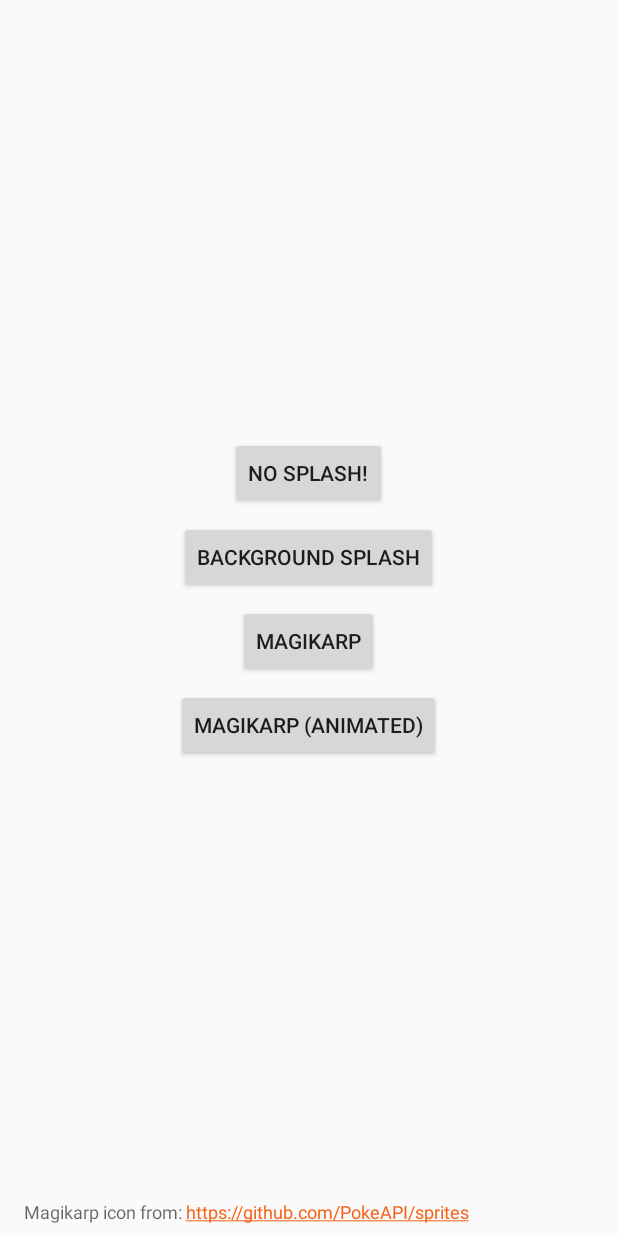
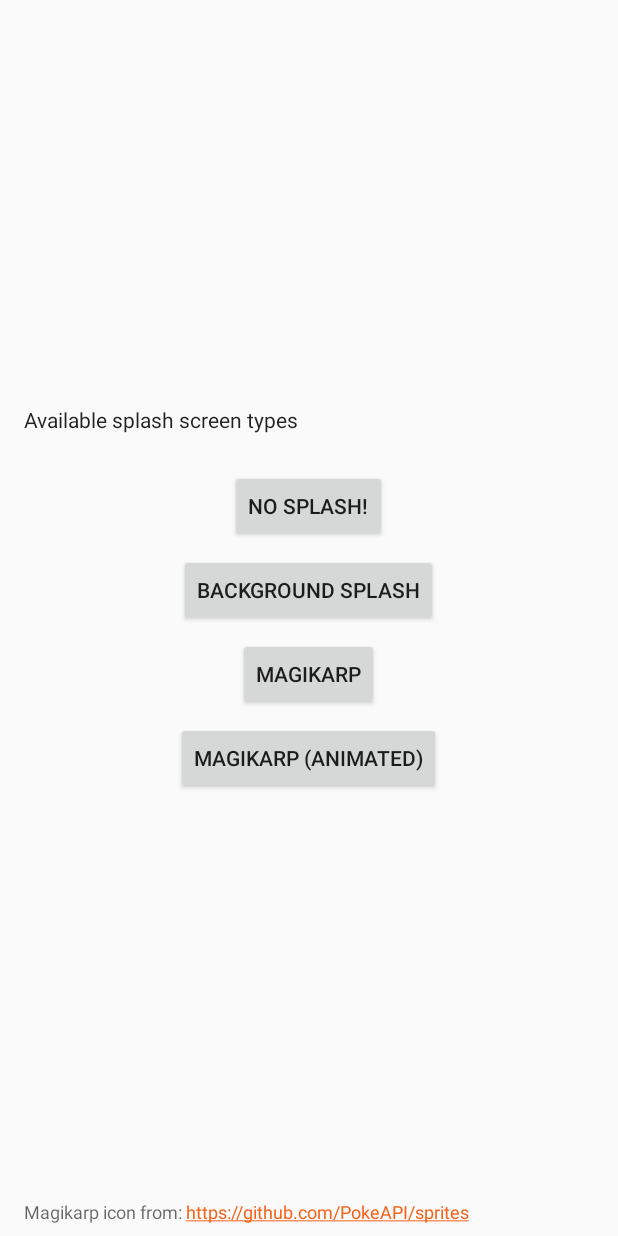
Before and after one commit to bleeding182/magikarp, an Android app: the screen it shows after launch (DemoActivity), on a phone screen of 412 x 824 dp. Run offline under Robolectric (Android 15) with nearby library versions, the phone set to English and light mode, and no system bars.

Commit message:
Add more comments and clean code up a bit

```diff
--- a/app/src/main/AndroidManifest.xml
+++ b/app/src/main/AndroidManifest.xml
@@ -21,6 +21,10 @@
 
                 <category android:name="android.intent.category.LAUNCHER"/>
             </intent-filter>
+
+            <meta-data
+                android:name="theme"
+                android:resource="@style/ThemeOverlay.AppCompat.Dark"/>
         </activity>
 
         <activity
--- a/app/src/main/java/com/davidmedenjak/sample/DemoActivity.java
+++ b/app/src/main/java/com/davidmedenjak/sample/DemoActivity.java
@@ -6,6 +6,7 @@ import android.os.Bundle;
 
 import androidx.annotation.Nullable;
 
+/** Activity to launch and showcase the different modes of splash screens available. */
 public class DemoActivity extends Activity {
 
   @Override
--- a/app/src/main/java/com/davidmedenjak/sample/NoSplashActivity.java
+++ b/app/src/main/java/com/davidmedenjak/sample/NoSplashActivity.java
@@ -1,3 +1,7 @@
 package com.davidmedenjak.sample;
 
+/**
+ * Dummy activity so that we can apply a different theme in the manifest without using the {@code
+ * windowBackground} method.
+ */
 public class NoSplashActivity extends SplashActivity {}
--- a/app/src/main/res/drawable/splash_screen.xml
+++ b/app/src/main/res/drawable/splash_screen.xml
@@ -1,6 +1,5 @@
 <?xml version="1.0" encoding="utf-8"?>
 <layer-list xmlns:android="http://schemas.android.com/apk/res/android">
-
     <item>
         <color android:color="@color/colorPrimary"/>
     </item>
@@ -10,5 +9,4 @@
             android:gravity="center"
             android:src="@mipmap/ic_launcher_foreground"/>
     </item>
-
 </layer-list>
--- a/app/src/main/res/layout/activity_demo.xml
+++ b/app/src/main/res/layout/activity_demo.xml
@@ -9,35 +9,43 @@
         android:layout_height="0dp"
         android:layout_weight="1"
         android:gravity="center"
-        android:orientation="vertical">
+        android:orientation="vertical"
+        android:paddingStart="?android:listPreferredItemPaddingStart"
+        android:paddingEnd="?android:listPreferredItemPaddingEnd">
+
+        <TextView
+            style="@style/TextAppearance.AppCompat.Body1"
+            android:layout_width="match_parent"
+            android:layout_height="wrap_content"
+            android:layout_marginBottom="24dp"
+            android:text="@string/demo_showcase_header"/>
 
         <Button
             android:id="@+id/action_no_splash"
             android:layout_width="wrap_content"
             android:layout_height="wrap_content"
-            android:text="No splash!"/>
+            android:text="@string/demo_action_no_splash"/>
 
         <Button
             android:id="@+id/action_background_splash"
             android:layout_width="wrap_content"
             android:layout_height="wrap_content"
             android:layout_marginTop="8dp"
-            android:text="Background splash"/>
+            android:text="@string/demo_action_basic_splash"/>
 
         <Button
             android:id="@+id/action_magikarp"
             android:layout_width="wrap_content"
             android:layout_height="wrap_content"
             android:layout_marginTop="8dp"
-            android:text="Magikarp"/>
+            android:text="@string/demo_action_splash"/>
 
         <Button
             android:id="@+id/action_magikarp_animated"
             android:layout_width="wrap_content"
             android:layout_height="wrap_content"
             android:layout_marginTop="8dp"
-            android:text="Magikarp (Animated)"/>
-
+            android:text="@string/demo_action_splash_animated"/>
     </LinearLayout>
 
     <TextView
@@ -48,5 +56,5 @@
         android:autoLink="web"
         android:paddingStart="?android:listPreferredItemPaddingStart"
         android:paddingEnd="?android:listPreferredItemPaddingEnd"
-        android:text="Magikarp icon from: https://github.com/PokeAPI/sprites"/>
+        android:text="@string/magikarp_image_attribution"/>
 </LinearLayout>
--- a/app/src/main/res/values/strings.xml
+++ b/app/src/main/res/values/strings.xml
@@ -1,6 +1,14 @@
 <resources>
     <string name="app_name">Magikarp</string>
+
     <string name="title_activity">Magikarp Demo</string>
     <string name="lorem_ipsum_title">Lorem Ipsum</string>
     <string name="lorem_ipsum_text">Lorem ipsum dolor sit amet, consectetur adipiscing elit, sed do eiusmod tempor incididunt ut labore et dolore magna aliqua. Ut enim ad minim veniam, quis nostrud exercitation ullamco laboris nisi ut aliquip ex ea commodo consequat. Duis aute irure dolor in reprehenderit in voluptate velit esse cillum dolore eu fugiat nulla pariatur. Excepteur sint occaecat cupidatat non proident, sunt in culpa qui officia deserunt mollit anim id est laborum.</string>
+
+    <string name="magikarp_image_attribution">Magikarp icon from: https://github.com/PokeAPI/sprites</string>
+    <string name="demo_action_splash_animated">Magikarp (Animated)</string>
+    <string name="demo_action_splash">Magikarp</string>
+    <string name="demo_action_basic_splash">Background splash</string>
+    <string name="demo_action_no_splash">No splash!</string>
+    <string name="demo_showcase_header">Available splash screen types</string>
 </resources>
```
Also changed, not shown: app/src/main/java/com/davidmedenjak/sample/SplashActivity.java (+40 -14 lines), gradle/wrapper/gradle-wrapper.properties.
